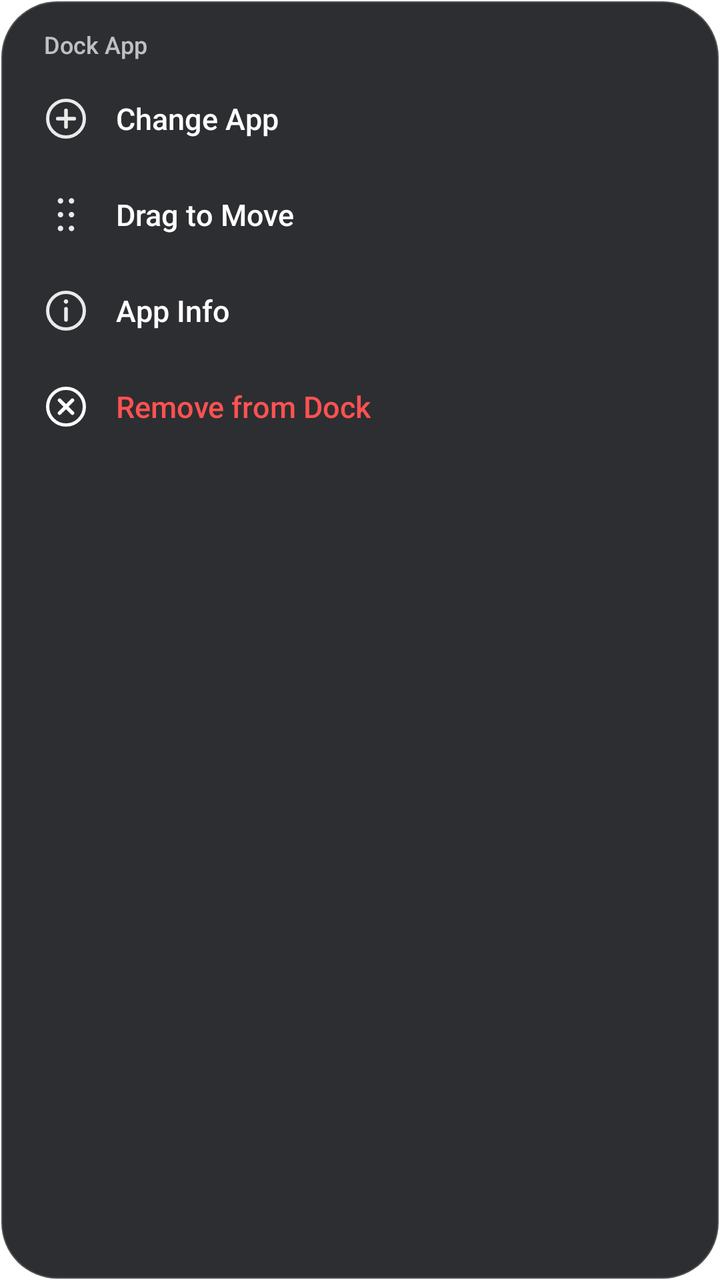
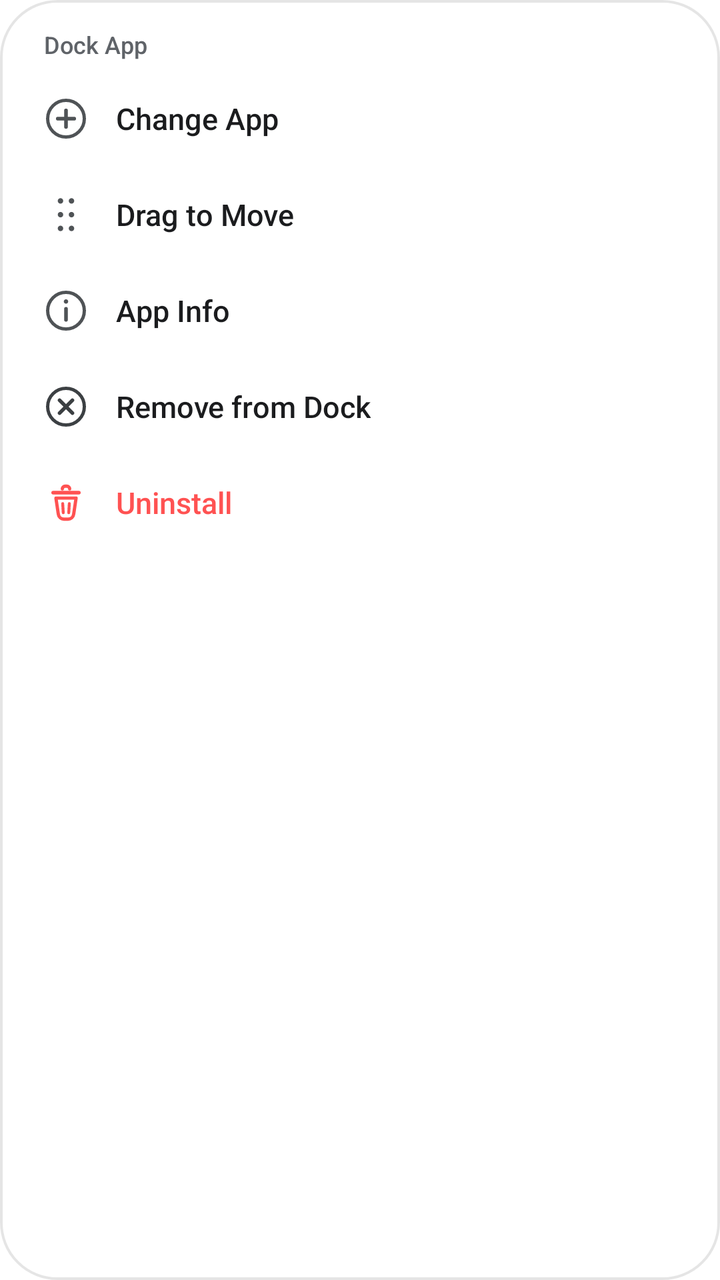

Before-and-after screenshots of an Android layout around one commit, followed by the original layout XML and the change that was made.
<!-- AndroidManifest.xml: application theme Theme.PixelLauncher -->
<!-- res/layout/popup_dock_menu.xml -->
<?xml version="1.0" encoding="utf-8"?>
<LinearLayout xmlns:android="http://schemas.android.com/apk/res/android"
    android:id="@+id/dock_popup_root"
    android:layout_width="236dp"
    android:layout_height="wrap_content"
    android:background="@drawable/popup_menu_bg"
    android:orientation="vertical"
    android:padding="8dp"
    android:elevation="20dp">

    
    <TextView
        android:id="@+id/dock_popup_title"
        android:layout_width="match_parent"
        android:layout_height="wrap_content"
        android:text="Dock App"
        android:textColor="#B3FFFFFF"
        android:textSize="12sp"
        android:fontFamily="sans-serif-medium"
        android:paddingStart="14dp"
        android:paddingEnd="14dp"
        android:paddingTop="6dp"
        android:paddingBottom="6dp"
        android:maxLines="1"
        android:ellipsize="end" />

    
    <LinearLayout
        android:id="@+id/dock_item_change"
        android:layout_width="match_parent"
        android:layout_height="46dp"
        android:orientation="horizontal"
        android:gravity="center_vertical"
        android:paddingStart="14dp"
        android:paddingEnd="14dp"
        android:layout_marginBottom="2dp"
        android:background="@drawable/popup_item_bg"
        android:clickable="true"
        android:focusable="true">

        <ImageView
            android:layout_width="22dp"
            android:layout_height="22dp"
            android:src="@drawable/ic_pin" />

        <TextView
            android:layout_width="wrap_content"
            android:layout_height="wrap_content"
            android:layout_marginStart="14dp"
            android:text="Change App"
            android:textColor="#FFFFFF"
            android:textSize="15sp"
            android:fontFamily="sans-serif-medium" />
    </LinearLayout>

    
    <LinearLayout
        android:id="@+id/dock_item_drag"
        android:layout_width="match_parent"
        android:layout_height="46dp"
        android:orientation="horizontal"
        android:gravity="center_vertical"
        android:paddingStart="14dp"
        android:paddingEnd="14dp"
        android:layout_marginBottom="2dp"
        android:background="@drawable/popup_item_bg"
        android:clickable="true"
        android:focusable="true">

        <ImageView
            android:layout_width="22dp"
            android:layout_height="22dp"
            android:src="@drawable/ic_move" />

        <TextView
            android:layout_width="wrap_content"
            android:layout_height="wrap_content"
            android:layout_marginStart="14dp"
            android:text="Drag to Move"
            android:textColor="#FFFFFF"
            android:textSize="15sp"
            android:fontFamily="sans-serif-medium" />
    </LinearLayout>

    
    <LinearLayout
        android:id="@+id/dock_item_info"
        android:layout_width="match_parent"
        android:layout_height="46dp"
        android:orientation="horizontal"
        android:gravity="center_vertical"
        android:paddingStart="14dp"
        android:paddingEnd="14dp"
        android:layout_marginBottom="2dp"
        android:background="@drawable/popup_item_bg"
        android:clickable="true"
        android:focusable="true">

        <ImageView
            android:layout_width="22dp"
            android:layout_height="22dp"
            android:src="@drawable/ic_info" />

        <TextView
            android:layout_width="wrap_content"
            android:layout_height="wrap_content"
            android:layout_marginStart="14dp"
            android:text="App Info"
            android:textColor="#FFFFFF"
            android:textSize="15sp"
            android:fontFamily="sans-serif-medium" />
    </LinearLayout>

    
    <LinearLayout
        android:id="@+id/dock_item_remove"
        android:layout_width="match_parent"
        android:layout_height="46dp"
        android:orientation="horizontal"
        android:gravity="center_vertical"
        android:paddingStart="14dp"
        android:paddingEnd="14dp"
        android:background="@drawable/popup_item_bg"
        android:clickable="true"
        android:focusable="true">

        <ImageView
            android:layout_width="22dp"
            android:layout_height="22dp"
            android:src="@drawable/ic_remove" />

        <TextView
            android:layout_width="wrap_content"
            android:layout_height="wrap_content"
            android:layout_marginStart="14dp"
            android:text="Remove from Dock"
            android:textColor="#FF5252"
            android:textSize="15sp"
            android:fontFamily="sans-serif-medium" />
    </LinearLayout>
</LinearLayout>
<!-- resources referenced by this layout -->
<resources>
  <!-- drawable ic_pin (drawable) -->
  <?xml version="1.0" encoding="utf-8"?>
  <vector xmlns:android="http://schemas.android.com/apk/res/android"
      android:width="24dp"
      android:height="24dp"
      android:viewportWidth="24"
      android:viewportHeight="24">
      
      <path
          android:strokeColor="#E6FFFFFF"
          android:strokeWidth="1.8"
          android:strokeLineCap="round"
          android:strokeLineJoin="round"
          android:pathData="M12,2 C6.48,2 2,6.48 2,12 C2,17.52 6.48,22 12,22 C17.52,22 22,17.52 22,12 C22,6.48 17.52,2 12,2 Z" />
      
      <path
          android:strokeColor="#E6FFFFFF"
          android:strokeWidth="2.0"
          android:strokeLineCap="round"
          android:pathData="M12,7.5 L12,16.5 M7.5,12 L16.5,12" />
  </vector>
  <!-- drawable popup_item_bg (drawable) -->
  <?xml version="1.0" encoding="utf-8"?>
  <ripple xmlns:android="http://schemas.android.com/apk/res/android"
      android:color="#26FFFFFF">
      <item android:id="@android:id/mask">
          <shape android:shape="rectangle">
              <corners android:radius="18dp" />
              <solid android:color="#FFFFFF" />
          </shape>
      </item>
  </ripple>
  <!-- drawable popup_menu_bg (drawable) -->
  <?xml version="1.0" encoding="utf-8"?>
  <shape xmlns:android="http://schemas.android.com/apk/res/android"
      android:shape="rectangle">
      <corners android:radius="28dp" />
      <solid android:color="#F0202125" />
      <stroke android:width="1.2dp" android:color="#2BFFFFFF" />
  </shape>
  <style name="Theme.PixelLauncher" parent="@android:style/Theme.DeviceDefault.NoActionBar">
          <item name="android:windowShowWallpaper">true</item>
          <item name="android:windowBackground">@android:color/transparent</item>
          <item name="android:windowTranslucentStatus">false</item>
          <item name="android:windowTranslucentNavigation">false</item>
          <item name="android:windowDrawsSystemBarBackgrounds">true</item>
          <item name="android:statusBarColor">@android:color/transparent</item>
          <item name="android:navigationBarColor">@android:color/transparent</item>
      </style>
  <!-- unchanged entries left out for length: 3 -->
</resources>

<!-- the commit's change to res/layout/popup_dock_menu.xml (unified diff, before → after) -->
@@ -14,7 +14,7 @@
         android:layout_width="match_parent"
         android:layout_height="wrap_content"
         android:text="Dock App"
-        android:textColor="#B3FFFFFF"
+        android:textColor="@color/text_on_surface_secondary"
         android:textSize="12sp"
         android:fontFamily="sans-serif-medium"
         android:paddingStart="14dp"
@@ -41,14 +41,15 @@
         <ImageView
             android:layout_width="22dp"
             android:layout_height="22dp"
-            android:src="@drawable/ic_pin" />
+            android:src="@drawable/ic_pin"
+            android:tint="@color/icon_on_surface" />
 
         <TextView
             android:layout_width="wrap_content"
             android:layout_height="wrap_content"
             android:layout_marginStart="14dp"
             android:text="Change App"
-            android:textColor="#FFFFFF"
+            android:textColor="@color/text_on_surface"
             android:textSize="15sp"
             android:fontFamily="sans-serif-medium" />
     </LinearLayout>
@@ -70,14 +71,15 @@
         <ImageView
             android:layout_width="22dp"
             android:layout_height="22dp"
-            android:src="@drawable/ic_move" />
+            android:src="@drawable/ic_move"
+            android:tint="@color/icon_on_surface" />
 
         <TextView
             android:layout_width="wrap_content"
             android:layout_height="wrap_content"
             android:layout_marginStart="14dp"
             android:text="Drag to Move"
-            android:textColor="#FFFFFF"
+            android:textColor="@color/text_on_surface"
             android:textSize="15sp"
             android:fontFamily="sans-serif-medium" />
     </LinearLayout>
@@ -99,14 +101,15 @@
         <ImageView
             android:layout_width="22dp"
             android:layout_height="22dp"
-            android:src="@drawable/ic_info" />
+            android:src="@drawable/ic_info"
+            android:tint="@color/icon_on_surface" />
 
         <TextView
             android:layout_width="wrap_content"
             android:layout_height="wrap_content"
             android:layout_marginStart="14dp"
             android:text="App Info"
-            android:textColor="#FFFFFF"
+            android:textColor="@color/text_on_surface"
             android:textSize="15sp"
             android:fontFamily="sans-serif-medium" />
     </LinearLayout>
@@ -120,6 +123,7 @@
         android:gravity="center_vertical"
         android:paddingStart="14dp"
         android:paddingEnd="14dp"
+        android:layout_marginBottom="2dp"
         android:background="@drawable/popup_item_bg"
         android:clickable="true"
         android:focusable="true">
@@ -127,13 +131,43 @@
         <ImageView
             android:layout_width="22dp"
             android:layout_height="22dp"
-            android:src="@drawable/ic_remove" />
+            android:src="@drawable/ic_remove"
+            android:tint="@color/icon_on_surface" />
 
         <TextView
             android:layout_width="wrap_content"
             android:layout_height="wrap_content"
             android:layout_marginStart="14dp"
             android:text="Remove from Dock"
+            android:textColor="@color/text_on_surface"
+            android:textSize="15sp"
+            android:fontFamily="sans-serif-medium" />
+    </LinearLayout>
+
+    
+    <LinearLayout
+        android:id="@+id/dock_item_uninstall"
+        android:layout_width="match_parent"
+        android:layout_height="46dp"
+        android:orientation="horizontal"
+        android:gravity="center_vertical"
+        android:paddingStart="14dp"
+        android:paddingEnd="14dp"
+        android:background="@drawable/popup_item_bg"
+        android:clickable="true"
+        android:focusable="true">
+
+        <ImageView
+            android:layout_width="22dp"
+            android:layout_height="22dp"
+            android:src="@drawable/ic_uninstall"
+            android:tint="#FF5252" />
+
+        <TextView
+            android:layout_width="wrap_content"
+            android:layout_height="wrap_content"
+            android:layout_marginStart="14dp"
+            android:text="Uninstall"
             android:textColor="#FF5252"
             android:textSize="15sp"
             android:fontFamily="sans-serif-medium" />
<!-- resource entries referenced after the edit -->
@@ -1,5 +1,8 @@
 <!-- resources referenced by this layout -->
 <resources>
+  <color name="icon_on_surface">#FF3C4043</color>
+  <color name="text_on_surface">#FF1B1C1E</color>
+  <color name="text_on_surface_secondary">#FF5F6368</color>
   <!-- drawable ic_pin (drawable) -->
   <?xml version="1.0" encoding="utf-8"?>
   <vector xmlns:android="http://schemas.android.com/apk/res/android"
@@ -21,10 +24,43 @@
           android:strokeLineCap="round"
           android:pathData="M12,7.5 L12,16.5 M7.5,12 L16.5,12" />
   </vector>
+  <!-- drawable ic_uninstall (drawable) -->
+  <?xml version="1.0" encoding="utf-8"?>
+  <vector xmlns:android="http://schemas.android.com/apk/res/android"
+      android:width="24dp"
+      android:height="24dp"
+      android:viewportWidth="24"
+      android:viewportHeight="24">
+      
+      <path
+          android:strokeColor="#FF5252"
+          android:strokeWidth="1.8"
+          android:strokeLineCap="round"
+          android:pathData="M10,4.5 C10,3.7 10.7,3 11.5,3 L12.5,3 C13.3,3 14,3.7 14,4.5" />
+      
+      <path
+          android:strokeColor="#FF5252"
+          android:strokeWidth="2.0"
+          android:strokeLineCap="round"
+          android:pathData="M5,6.5 L19,6.5" />
+      
+      <path
+          android:strokeColor="#FF5252"
+          android:strokeWidth="1.8"
+          android:strokeLineCap="round"
+          android:strokeLineJoin="round"
+          android:pathData="M6.5,9.5 L7.8,18.2 C8.0,19.8 9.3,21 10.9,21 L13.1,21 C14.7,21 16.0,19.8 16.2,18.2 L17.5,9.5 Z" />
+      
+      <path
+          android:strokeColor="#FF5252"
+          android:strokeWidth="1.6"
+          android:strokeLineCap="round"
+          android:pathData="M10.2,12.5 L10.5,17.5 M13.8,12.5 L13.5,17.5" />
+  </vector>
   <!-- drawable popup_item_bg (drawable) -->
   <?xml version="1.0" encoding="utf-8"?>
   <ripple xmlns:android="http://schemas.android.com/apk/res/android"
-      android:color="#26FFFFFF">
+      android:color="@color/ripple_surface">
       <item android:id="@android:id/mask">
           <shape android:shape="rectangle">
               <corners android:radius="18dp" />
@@ -37,11 +73,14 @@
   <shape xmlns:android="http://schemas.android.com/apk/res/android"
       android:shape="rectangle">
       <corners android:radius="28dp" />
-      <solid android:color="#F0202125" />
-      <stroke android:width="1.2dp" android:color="#2BFFFFFF" />
+      <solid android:color="@color/surface_popup" />
+      <stroke android:width="1.2dp" android:color="@color/surface_popup_stroke" />
   </shape>
-  <style name="Theme.PixelLauncher" parent="@android:style/Theme.DeviceDefault.NoActionBar">
+  <style name="Theme.PixelLauncher" parent="@android:style/Theme.DeviceDefault.DayNight">
+          <item name="android:windowNoTitle">true</item>
+          <item name="android:windowActionBar">false</item>
           <item name="android:windowShowWallpaper">true</item>
+          <item name="android:windowIsTranslucent">true</item>
           <item name="android:windowBackground">@android:color/transparent</item>
           <item name="android:windowTranslucentStatus">false</item>
           <item name="android:windowTranslucentNavigation">false</item>
@@ -49,6 +88,9 @@
           <item name="android:statusBarColor">@android:color/transparent</item>
           <item name="android:navigationBarColor">@android:color/transparent</item>
       </style>
+  <color name="ripple_surface">#1F000000</color>
+  <color name="surface_popup">#F7FFFFFF</color>
+  <color name="surface_popup_stroke">#1A000000</color>
   <!-- unchanged entries left out for length: 3 -->
 </resources>
 
